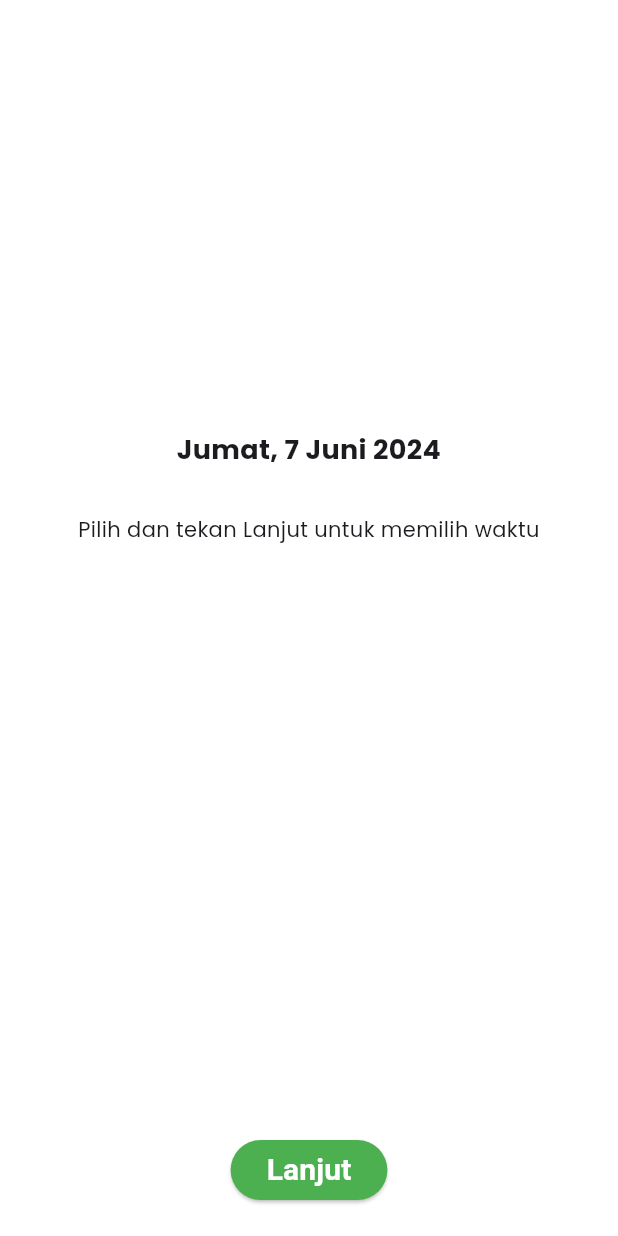
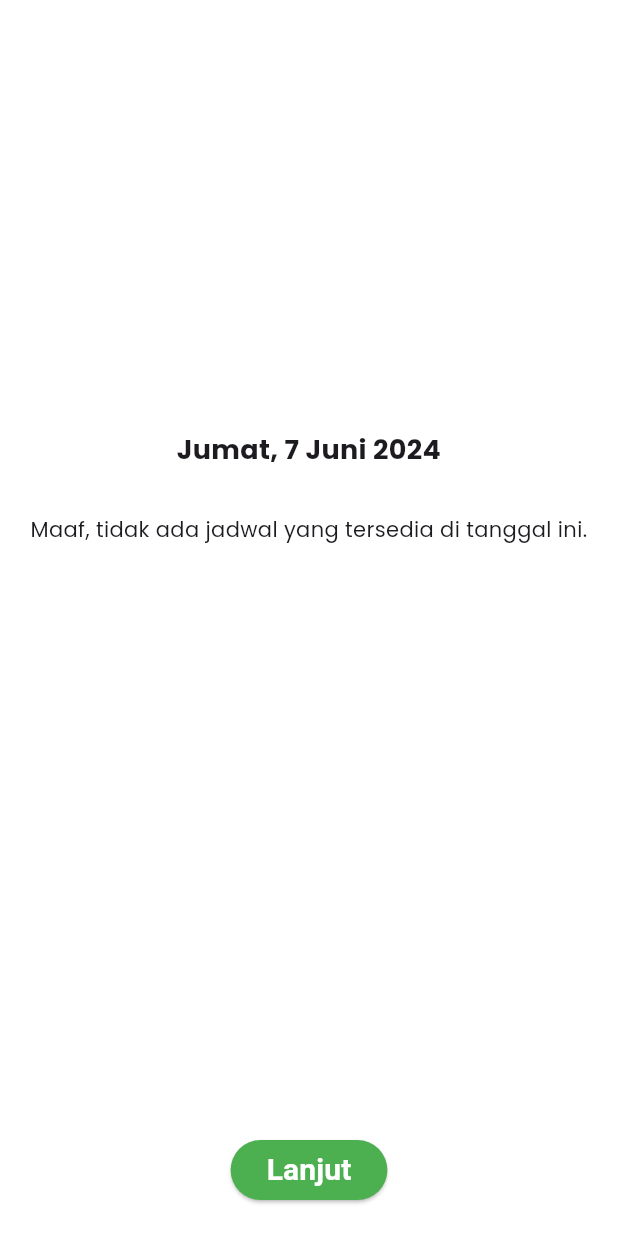
Before and after one commit to hafidzf25/medicare, a Flutter app: the TimePickerPopup screen opened directly with empty values, on a phone screen of 412 x 824 dp. Run offline on Flutter 3.47's test engine with Material 3 defaults, Android fonts, the phone set to English and light mode, and no system bars; our stand-ins replace flutter_bloc, flutter_countdown_timer, google_fonts, image_picker, table_calendar; missing offline and left inert: dart:html; network calls fail.

Commit message:
Push Reservasi, Trigger Tanggal Terpilih. Register Done

```diff
--- a/source_code/lib/pages/pilihdokter.dart
+++ b/source_code/lib/pages/pilihdokter.dart
@@ -95,7 +95,7 @@ class PilihDokter extends StatelessWidget {
                               padding: EdgeInsets.only(right: 10),
                               child: Image(
                                 image: AssetImage(
-                                    "assets/images/${myAuth.Dokter['foto']}"),
+                                    "assets/images/Dokter/${myAuth.Dokter['foto']}"),
                                 width: 70,
                                 height: 70,
                               ),
--- a/source_code/lib/pages/piliih_tanggal.dart
+++ b/source_code/lib/pages/piliih_tanggal.dart
@@ -75,25 +75,25 @@ class _PilihTanggalState extends State<PilihTanggal> {
     }
     double screenWidth = MediaQuery.of(context).size.width;
     return Scaffold(
-      backgroundColor: Color(0xFFC1F4FF),
+      backgroundColor: const Color(0xFFC1F4FF),
       appBar: AppBar(
         automaticallyImplyLeading: false,
         toolbarHeight: 100,
-        backgroundColor: Color(0xFF0D0A92),
+        backgroundColor: const Color(0xFF0D0A92),
         title: Padding(
-          padding: EdgeInsets.only(top: 20),
+          padding: const EdgeInsets.only(top: 20),
           child: Row(
             children: [
               IconButton(
                 onPressed: () {
                   Navigator.pop(context);
                 },
-                icon: Icon(
+                icon: const Icon(
                   Icons.arrow_back,
                   color: Colors.white,
                 ),
               ),
-              SizedBox(
+              const SizedBox(
                 width: 8,
               ),
               Text(
@@ -111,7 +111,7 @@ class _PilihTanggalState extends State<PilihTanggal> {
       body: Stack(
         children: [
           Container(
-            decoration: BoxDecoration(
+            decoration: const BoxDecoration(
               gradient: LinearGradient(
                 begin: Alignment.topCenter,
                 end: Alignment.bottomCenter,
@@ -135,14 +135,14 @@ class _PilihTanggalState extends State<PilihTanggal> {
                         color: Colors.grey.withOpacity(0.5),
                         spreadRadius: 5,
                         blurRadius: 7,
-                        offset: Offset(0, 3),
+                        offset: const Offset(0, 3),
                       ),
                     ],
                   ),
                   child: TableCalendar(
                     locale: "en_US",
                     rowHeight: 43,
-                    calendarStyle: CalendarStyle(
+                    calendarStyle: const CalendarStyle(
                       defaultTextStyle: TextStyle(color: Colors.black),
                       weekendTextStyle: TextStyle(color: Colors.red),
                       outsideDaysVisible: false,
@@ -152,11 +152,11 @@ class _PilihTanggalState extends State<PilihTanggal> {
                       ),
                       selectedTextStyle: TextStyle(color: Colors.white),
                     ),
-                    daysOfWeekStyle: DaysOfWeekStyle(
+                    daysOfWeekStyle: const DaysOfWeekStyle(
                       weekdayStyle: TextStyle(color: Colors.black),
                       weekendStyle: TextStyle(color: Colors.red),
                     ),
-                    headerStyle: HeaderStyle(
+                    headerStyle: const HeaderStyle(
                       formatButtonVisible: false,
                       titleTextStyle: TextStyle(fontSize: 20),
                       titleCentered: true,
@@ -166,7 +166,19 @@ class _PilihTanggalState extends State<PilihTanggal> {
                     focusedDay: today,
                     firstDay: DateTime.now(),
                     lastDay: DateTime(2030),
-                    onDaySelected: _onDaySelected,
+                    // onDaySelected: _onDaySelected,
+                    onDaySelected: (selectedDay, focusedDay) async {
+                      String tanggal =
+                          selectedDay.toIso8601String().split('T')[0];
+                      await myAuth.getReservasiByTanggal(tanggal);
+                      setState(
+                        () {
+                          today = selectedDay;
+                          _showTimePicker(
+                              context); // Show the time picker when a day is selected
+                        },
+                      );
+                    },
                     enabledDayPredicate: (day) {
                       return disabledDays.contains(day.weekday);
                     },
@@ -175,7 +187,7 @@ class _PilihTanggalState extends State<PilihTanggal> {
                         return Center(
                           child: Text(
                             '${day.day}',
-                            style: TextStyle(
+                            style: const TextStyle(
                                 color: Colors
                                     .grey), // Gaya untuk tanggal yang dinonaktifkan
                           ),
@@ -184,7 +196,7 @@ class _PilihTanggalState extends State<PilihTanggal> {
                     ),
                   ),
                 ),
-                SizedBox(height: 20),
+                const SizedBox(height: 20),
                 Row(
                   crossAxisAlignment: CrossAxisAlignment.start,
                   children: [
@@ -194,24 +206,24 @@ class _PilihTanggalState extends State<PilihTanggal> {
                         Container(
                           width: 20,
                           height: 20,
-                          decoration: BoxDecoration(
+                          decoration: const BoxDecoration(
                             color: Colors.black,
                             shape: BoxShape.rectangle,
                           ),
                         ),
-                        SizedBox(height: 8),
+                        const SizedBox(height: 8),
                         Container(
                           width: 20,
                           height: 20,
-                          decoration: BoxDecoration(
+                          decoration: const BoxDecoration(
                             color: Colors.red,
                             shape: BoxShape.rectangle,
                           ),
                         ),
                       ],
                     ),
-                    SizedBox(width: 8),
-                    Column(
+                    const SizedBox(width: 8),
+                    const Column(
                       crossAxisAlignment: CrossAxisAlignment.start,
                       children: [
                         Text(
@@ -233,14 +245,8 @@ class _PilihTanggalState extends State<PilihTanggal> {
                   ],
                 ),
                 Padding(
-                  padding: EdgeInsets.only(top: 10),
+                  padding: const EdgeInsets.only(top: 10),
                   child: GestureDetector(
-                    // onTap: () {
-                    //   Navigator.push(
-                    //     context,
-                    //     MaterialPageRoute(builder: (context) => Reservasi()),
-                    //   );
-                    // },
                     child: Container(
                       width: screenWidth * 0.9,
                       decoration: BoxDecoration(
@@ -251,19 +257,19 @@ class _PilihTanggalState extends State<PilihTanggal> {
                             color: Colors.grey.withOpacity(0.5),
                             spreadRadius: 2,
                             blurRadius: 1,
-                            offset: Offset(0, 3),
+                            offset: const Offset(0, 3),
                           )
                         ],
                       ),
                       child: Padding(
-                        padding: EdgeInsets.all(15),
+                        padding: const EdgeInsets.all(15),
                         child: Row(
                           children: [
                             Padding(
-                              padding: EdgeInsets.only(right: 10),
+                              padding: const EdgeInsets.only(right: 10),
                               child: Image(
                                 image: AssetImage(
-                                    "assets/images/${Doktor['foto']}"),
+                                    "assets/images/Dokter/${Doktor['foto']}"),
                                 width: 70,
                                 height: 70,
                               ),
@@ -279,7 +285,7 @@ class _PilihTanggalState extends State<PilihTanggal> {
                                   ),
                                 ),
                                 Padding(
-                                  padding: EdgeInsets.only(top: 10),
+                                  padding: const EdgeInsets.only(top: 10),
                                   child: Text(
                                     "${Spesialis['nama']}",
                                     style: GoogleFonts.poppins(
@@ -329,6 +335,12 @@ class _TimePickerPopupState extends State<TimePickerPopup> {
   }
 
   @override
+  Future<void> ambilTanggalBlocked() async {
+    String tanggal = widget.selectedDate.toIso8601String().split('T')[0];
+    await context.read<AuthCubit>().getReservasiByTanggal(tanggal);
+  }
+
+  @override
   Widget build(BuildContext context) {
     double screenWidth = MediaQuery.of(context).size.width;
     AuthCubit myAuth = context.read<AuthCubit>();
@@ -340,12 +352,25 @@ class _TimePickerPopupState extends State<TimePickerPopup> {
         .where((item) => item["id_hari"] == tanggalDipilih)
         .toList();
 
-    print(hasil);
-
     String tanggal = widget.selectedDate.toIso8601String().split('T')[0];
 
     String locale = '';
     initializeDateFormatting('id_ID', locale);
+
+    myAuth.getReservasiByTanggal(tanggal);
+    List<Map<String, dynamic>> BlokJadwal = myAuth.dataBlokJadwal
+        .where((reservasi) => reservasi['tanggal'] == tanggal)
+        .toList();
+    // print(BlokJadwal);
+    // print(hasil);
+
+    // Buat List baru untuk menyimpan elemen hasil yang id-nya tidak ada di BlokJadwal pada key id_jam_kerja_dokter
+    List<Map<String, dynamic>> newHasil = hasil
+        .where((hasilItem) => !BlokJadwal.any(
+            (blokItem) => hasilItem['id'] == blokItem['id_jam_kerja_dokter']))
+        .toList();
+
+    print(newHasil);
 
     return Scaffold(
       backgroundColor: Colors.transparent,
@@ -354,12 +379,12 @@ class _TimePickerPopupState extends State<TimePickerPopup> {
         child: Container(
           width: screenWidth,
           height: screenHeight * 0.7,
-          padding: EdgeInsets.only(
+          padding: const EdgeInsets.only(
             left: 20,
             right: 20,
             top: 20, // Menambahkan jarak dari ujung atas pop-up
           ),
-          decoration: BoxDecoration(
+          decoration: const BoxDecoration(
             color: Colors.white,
             borderRadius: BorderRadius.vertical(
               top: Radius.circular(40),
@@ -369,7 +394,7 @@ class _TimePickerPopupState extends State<TimePickerPopup> {
             mainAxisAlignment: MainAxisAlignment.end,
             children: [
               Container(
-                padding: EdgeInsets.all(20),
+                padding: const EdgeInsets.all(20),
                 child: Text(
                   DateFormat('EEEE, d MMMM y', 'id_ID').format(
                       widget.selectedDate), // Tampilkan tanggal yang dipilih
@@ -380,25 +405,30 @@ class _TimePickerPopupState extends State<TimePickerPopup> {
                   ),
                 ),
               ),
-              SizedBox(height: 10),
-              Text(
-                'Pilih dan tekan Lanjut untuk memilih waktu',
+              const SizedBox(height: 10),
+              Expanded(
+                child: ListView.separated(
+                  itemCount: newHasil.isEmpty
+                      ? 1
+                      : newHasil.length, // Total waktu yang ditampilkan
+                  separatorBuilder: (BuildContext context, int index) {
+                    return const Divider(
+                      color: Colors.grey,
+                    );
+                  },
+                  itemBuilder: (BuildContext context, int index) {
+                    if (newHasil.isEmpty) {
+                      return Center(
+                        child: Text(
+                          "Maaf, tidak ada jadwal yang tersedia di tanggal ini.",
                           textAlign: TextAlign.center,
                           style: GoogleFonts.poppins(
                             fontSize: 14,
                           ),
                         ),
-              SizedBox(height: 10),
-              Expanded(
-                child: ListView.separated(
-                  itemCount: hasil.length, // Total waktu yang ditampilkan
-                  separatorBuilder: (BuildContext context, int index) {
-                    return Divider(
-                      color: Colors.grey,
                       );
-                  },
-                  itemBuilder: (BuildContext context, int index) {
-                    var indexJam = hasil[index]['id_jam'];
+                    } else {
+                      var indexJam = newHasil[index]['id_jam'];
                       // var jam = myAuth.dataJam[indexJam - 1];
                       var jam = myAuth.dataJam
                           .firstWhere((item) => item["id"] == indexJam);
@@ -412,23 +442,64 @@ class _TimePickerPopupState extends State<TimePickerPopup> {
                       hour = int.parse(jamakhir[0]); // Start from 7:00 AM
                       minute = int.parse(jamakhir[1]);
                       final timeafter = TimeOfDay(hour: hour, minute: minute);
+                      if (index == 0) {
+                        return Column(
+                          children: [
+                            Text(
+                              'Pilih dan tekan Lanjut untuk memilih waktu',
+                              textAlign: TextAlign.center,
+                              style: GoogleFonts.poppins(
+                                fontSize: 14,
+                              ),
+                            ),
+                            const SizedBox(height: 10),
+                            GestureDetector(
+                              onTap: () {
+                                setState(
+                                  () {
+                                    _selectedTime = time;
+                                    indexJadwal = newHasil[index]['id'];
+                                  },
+                                );
+                              },
+                              child: Container(
+                                color: _selectedTime == time
+                                    ? Colors.grey.shade300
+                                    : null,
+                                padding:
+                                    const EdgeInsets.symmetric(vertical: 16),
+                                child: Center(
+                                  child: Text(
+                                    "${time.format(context)} - ${timeafter.format(context)}",
+                                    style: const TextStyle(
+                                      fontSize: 16,
+                                      fontWeight: FontWeight.bold,
+                                    ),
+                                  ),
+                                ),
+                              ),
+                            ),
+                          ],
+                        );
+                      } else {
                         return GestureDetector(
                           onTap: () {
                             setState(
                               () {
                                 _selectedTime = time;
-                            indexJadwal = hasil[index]['id'];
+                                indexJadwal = newHasil[index]['id'];
                               },
                             );
                           },
                           child: Container(
-                        color:
-                            _selectedTime == time ? Colors.grey.shade300 : null,
-                        padding: EdgeInsets.symmetric(vertical: 16),
+                            color: _selectedTime == time
+                                ? Colors.grey.shade300
+                                : null,
+                            padding: const EdgeInsets.symmetric(vertical: 16),
                             child: Center(
                               child: Text(
                                 "${time.format(context)} - ${timeafter.format(context)}",
-                            style: TextStyle(
+                                style: const TextStyle(
                                   fontSize: 16,
                                   fontWeight: FontWeight.bold,
                                 ),
@@ -436,10 +507,12 @@ class _TimePickerPopupState extends State<TimePickerPopup> {
                             ),
                           ),
                         );
+                      }
+                    }
                   },
                 ),
               ),
-              SizedBox(height: 20),
+              const SizedBox(height: 20),
               ElevatedButton(
                 onPressed: () {
                   if (_selectedTime != null) {
@@ -459,7 +532,7 @@ class _TimePickerPopupState extends State<TimePickerPopup> {
                           'Pilih waktu untuk melakukan reservasi!',
                           style: GoogleFonts.poppins(),
                         ),
-                        duration: Duration(seconds: 1),
+                        duration: const Duration(seconds: 1),
                       ),
                     );
                   }
@@ -471,7 +544,7 @@ class _TimePickerPopupState extends State<TimePickerPopup> {
                     },
                   ),
                 ),
-                child: Text(
+                child: const Text(
                   'Lanjut',
                   style: TextStyle(
                     fontSize: 20.0,
@@ -480,7 +553,7 @@ class _TimePickerPopupState extends State<TimePickerPopup> {
                   ),
                 ),
               ),
-              SizedBox(height: 20),
+              const SizedBox(height: 20),
             ],
           ),
         ),
--- a/source_code/lib/pages/regisUser.dart
+++ b/source_code/lib/pages/regisUser.dart
@@ -28,7 +28,7 @@ class _RegisUserState extends State<RegisUser> {
   final TextEditingController _passwordController = TextEditingController();
 
   void navigateToRegistrationPage() {
-    Navigator.push(
+    Navigator.pushReplacement(
       context,
       MaterialPageRoute(
         builder: (context) => RegistrationPage(),
```
Also changed, not shown: source_code/lib/cubits/auth.cubit.dart (+27 -0 lines), source_code/lib/pages/registrationPage.dart (+7 -3 lines). Lines whose indentation alone changed are shown as unchanged.
